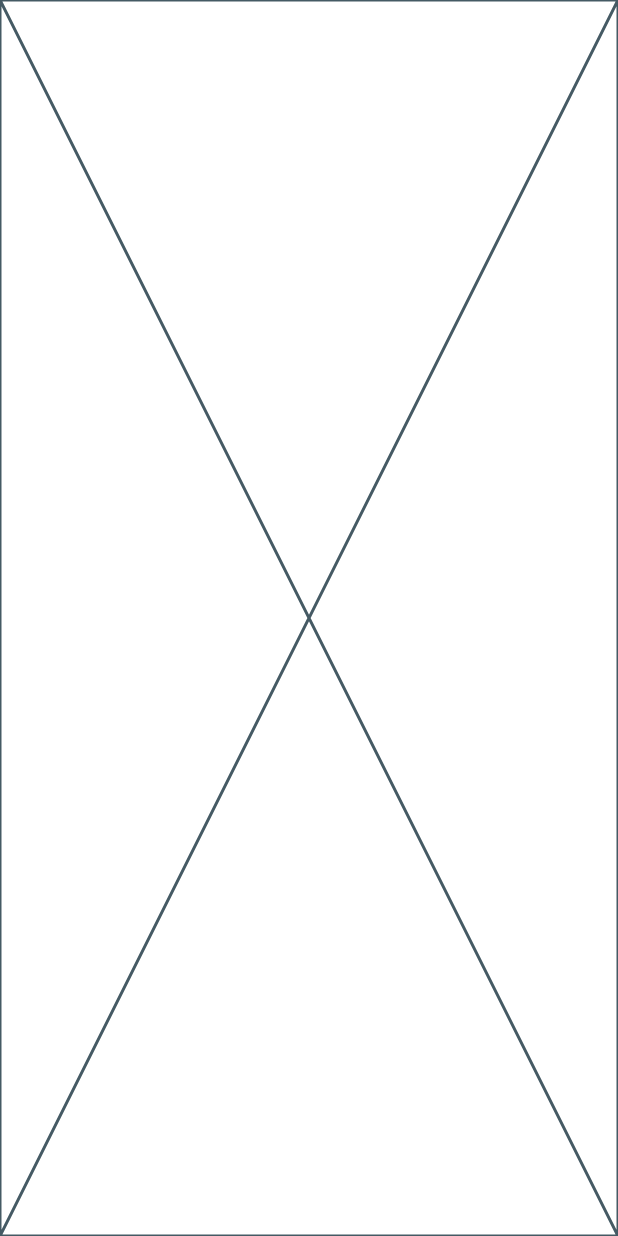
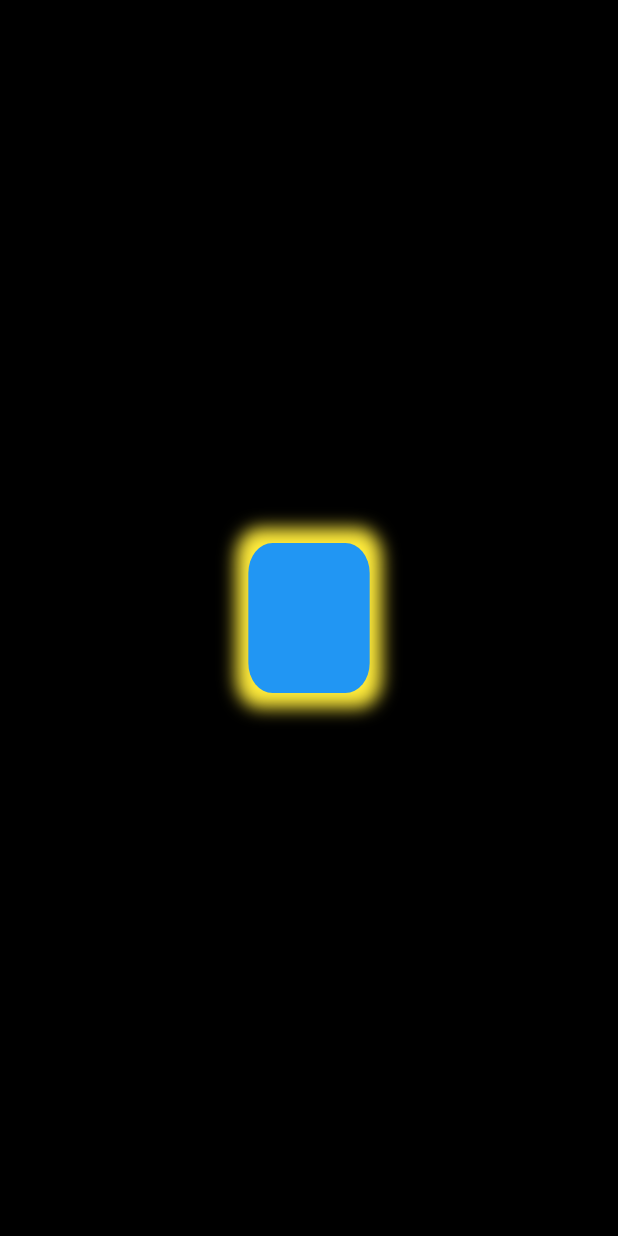
Before and after one commit to Marach8/Flutter_Animations_Practice_Project, a Flutter app: the screen it shows after launch, on a phone screen of 412 x 824 dp. Run offline on Flutter 3.47's test engine with Material 3 defaults, Android fonts, the phone set to English and light mode, and no system bars.

Commit message:
Learned the basis of animation

```diff
--- /dev/null
+++ b/animations/lib/examples/example1.dart
@@ -0,0 +1,63 @@
+import 'dart:math';
+import 'package:flutter/material.dart';
+
+class Example1 extends StatefulWidget {
+  const Example1({super.key});
+
+  @override
+  State<Example1> createState() => _Example1State();
+}
+
+class _Example1State extends State<Example1> with SingleTickerProviderStateMixin{
+  late final AnimationController controller;
+  late final Animation<double> animation;
+
+  @override
+  void initState(){
+    super.initState();
+    controller = AnimationController(
+      vsync: this,
+      duration: const Duration(seconds: 2)
+    )..repeat();
+    animation = Tween<double>(begin: 0.0, end: 2 * pi).animate(controller);
+  }
+
+  @override
+  void dispose(){
+    controller.dispose();
+    super.dispose();
+  }
+
+  @override
+  Widget build(BuildContext context) {
+    return Scaffold(
+      backgroundColor: Colors.black,
+      body: Center(
+        child: AnimatedBuilder(
+          animation: controller,
+          builder: (_, __) => Transform(
+            //The alignment property indicates the point through which the axis of rotation passes through
+            alignment: Alignment.center,
+            transform: Matrix4.identity()..rotateY(animation.value),
+            child: Container(
+              width: 100,
+              height: 100,
+              decoration: BoxDecoration(
+                color: Colors.blue,
+                borderRadius: BorderRadius.circular(20),
+                boxShadow: const [
+                  BoxShadow(
+                    color: Colors.yellow,
+                    spreadRadius: 10,
+                    blurRadius: 10,
+                    //offset: Offset(10, 10)
+                  )
+                ]
+              )
+            ),
+          ),
+        )
+      )
+    );
+  }
+}
--- a/animations/lib/main.dart
+++ b/animations/lib/main.dart
@@ -1,3 +1,4 @@
+import 'package:animations/examples/example1.dart';
 import 'package:flutter/material.dart';
 
 void main() {
@@ -9,6 +10,13 @@ class MyApp extends StatelessWidget {
 
   @override
   Widget build(BuildContext context) {
-    return const Placeholder();
+    return MaterialApp(
+      debugShowCheckedModeBanner: false,
+      theme: ThemeData(
+        appBarTheme: const AppBarTheme(backgroundColor: Colors.blue),
+        useMaterial3: true
+      ),
+      home: const Example1()
+    );
   }
 }
```
